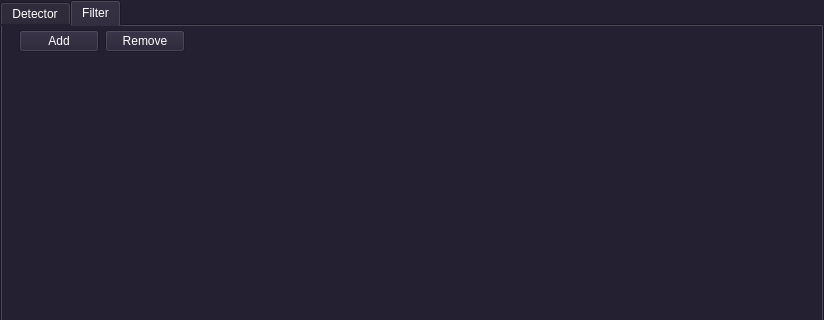
Before: the Qt Designer form Src/mainwindow.ui in DmitriyKotov1986/TradingCatClient, drawn with Qt 5; both pictures show x 0 to 824 and y 0 to 320 of the 824 by 553 pixel window.
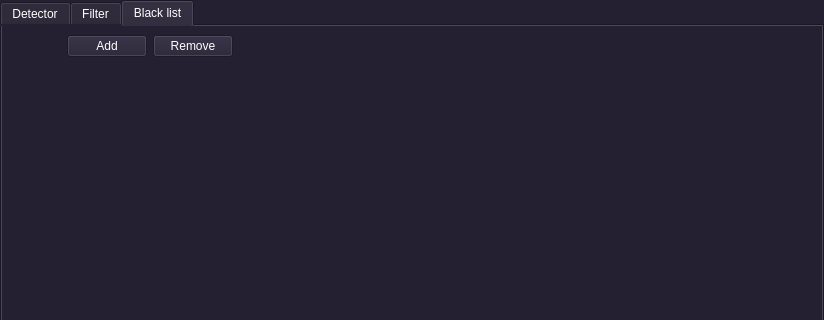
After: the same form once the commit is applied. The open tabs and pages were chosen to show the change. Icons and pictures are not drawn.

Commit message: Add black list

Patch:
```diff
--- a/Src/mainwindow.ui
+++ b/Src/mainwindow.ui
@@ -501,21 +501,7 @@
        <attribute name="title">
         <string>Filter</string>
        </attribute>
-       <layout class="QHBoxLayout" name="horizontalLayout_3">
-        <property name="leftMargin">
-         <number>4</number>
-        </property>
-        <property name="topMargin">
-         <number>4</number>
-        </property>
-        <property name="rightMargin">
-         <number>4</number>
-        </property>
-        <property name="bottomMargin">
-         <number>4</number>
-        </property>
-        <item>
-         <layout class="QVBoxLayout" name="filterMainLayout">
+       <layout class="QVBoxLayout" name="verticalLayout_2">
           <item>
            <layout class="QHBoxLayout" name="buttonLayout">
             <item>
@@ -583,6 +569,87 @@
            </widget>
           </item>
          </layout>
+      </widget>
+      <widget class="QWidget" name="blackListTab">
+       <attribute name="icon">
+        <iconset resource="resurce.qrc">
+         <normaloff>:/icon/img/cage_cat_icon.ico</normaloff>:/icon/img/cage_cat_icon.ico</iconset>
+       </attribute>
+       <attribute name="title">
+        <string>Black list</string>
+       </attribute>
+       <layout class="QVBoxLayout" name="verticalLayout">
+        <item>
+         <layout class="QHBoxLayout" name="blackListButtonLayout">
+          <item>
+           <widget class="QLabel" name="label_2">
+            <property name="minimumSize">
+             <size>
+              <width>50</width>
+              <height>0</height>
+             </size>
+            </property>
+            <property name="text">
+             <string/>
+            </property>
+           </widget>
+          </item>
+          <item>
+           <widget class="QPushButton" name="addBlackListPushButton">
+            <property name="enabled">
+             <bool>false</bool>
+            </property>
+            <property name="text">
+             <string>Add</string>
+            </property>
+            <property name="icon">
+             <iconset resource="resurce.qrc">
+              <normaloff>:/image/img/add2.png</normaloff>:/image/img/add2.png</iconset>
+            </property>
+           </widget>
+          </item>
+          <item>
+           <widget class="QPushButton" name="removeBlackListPushButton">
+            <property name="enabled">
+             <bool>false</bool>
+            </property>
+            <property name="text">
+             <string>Remove</string>
+            </property>
+            <property name="icon">
+             <iconset resource="resurce.qrc">
+              <normaloff>:/image/img/remove2.png</normaloff>:/image/img/remove2.png</iconset>
+            </property>
+           </widget>
+          </item>
+          <item>
+           <spacer name="horizontalSpacer_2">
+            <property name="orientation">
+             <enum>Qt::Orientation::Horizontal</enum>
+            </property>
+            <property name="sizeHint" stdset="0">
+             <size>
+              <width>40</width>
+              <height>20</height>
+             </size>
+            </property>
+           </spacer>
+          </item>
+         </layout>
+        </item>
+        <item>
+         <widget class="QTableWidget" name="blackListTableWidget">
+          <property name="styleSheet">
+           <string notr="true">QTableWidget
+{
+	border-color: rgb(36, 31, 49);
+	border : 0px
+}</string>
+          </property>
+          <property name="selectionMode">
+           <enum>QAbstractItemView::SelectionMode::SingleSelection</enum>
+          </property>
+         </widget>
         </item>
        </layout>
       </widget>
```
Left out of the diff: 20 changed lines with no effect on the pictures. Lines whose indentation alone changed are shown as unchanged. The commit also changes 10 other files.
